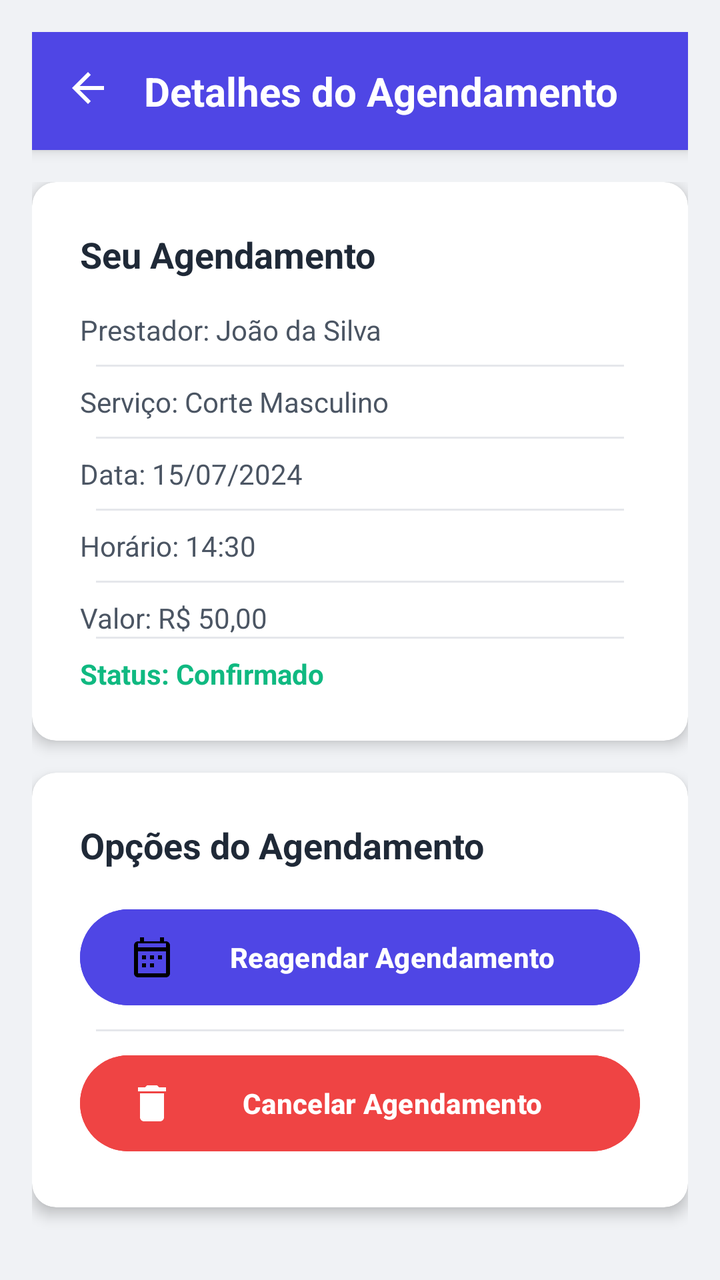
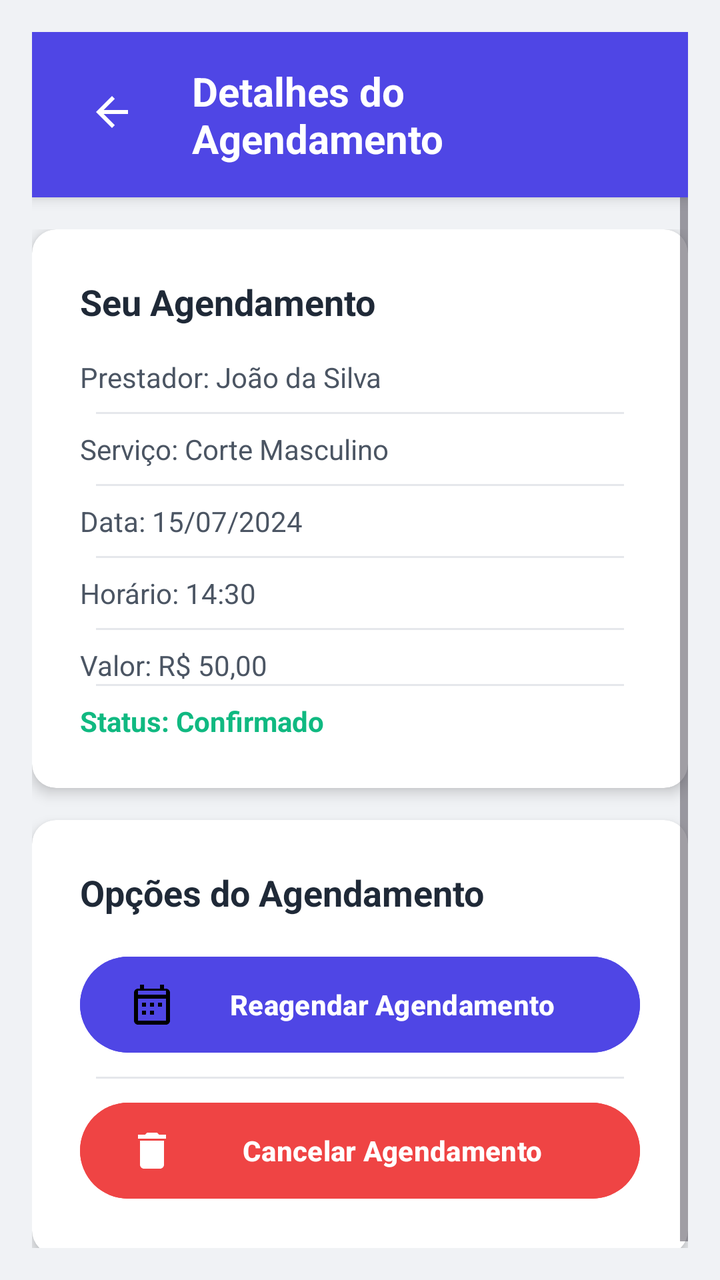

Compare the two renders of this Android layout. The source of the first and the diff that turns it into the second are given below.
<!-- AndroidManifest.xml: application theme Theme.SmartApp -->
<!-- res/layout/reagendar.xml -->
<?xml version="1.0" encoding="utf-8"?>
<RelativeLayout xmlns:android="http://schemas.android.com/apk/res/android"
    xmlns:app="http://schemas.android.com/apk/res-auto"
    android:layout_width="match_parent"
    android:layout_height="match_parent"
    android:background="#f0f2f5"
    android:padding="16dp">

    
    <RelativeLayout
        android:id="@+id/header"
        android:layout_width="match_parent"
        android:layout_height="wrap_content"
        android:background="#4F46E5"
        android:padding="16dp"
        android:elevation="4dp">

        <ImageButton
            android:id="@+id/backButton"
            android:layout_width="wrap_content"
            android:layout_height="wrap_content"
            android:background="?attr/selectableItemBackgroundBorderless"
            android:src="@drawable/ic_arrow_back"
            android:tint="#FFFFFF"
            android:contentDescription="Voltar" />

        <TextView
            android:layout_width="wrap_content"
            android:layout_height="wrap_content"
            android:text="Detalhes do Agendamento"
            android:textColor="#FFFFFF"
            android:textSize="20sp"
            android:textStyle="bold"
            android:layout_toRightOf="@id/backButton"
            android:layout_centerVertical="true"
            android:layout_marginStart="16dp" />
    </RelativeLayout>

    
    <ScrollView
        android:layout_width="match_parent"
        android:layout_height="match_parent"
        android:layout_below="@id/header"
        android:fillViewport="true">

        <LinearLayout
            android:layout_width="match_parent"
            android:layout_height="wrap_content"
            android:orientation="vertical"
            android:paddingTop="16dp">

            
            <androidx.cardview.widget.CardView
                android:layout_width="match_parent"
                android:layout_height="wrap_content"
                app:cardCornerRadius="12dp"
                app:cardElevation="4dp"
                android:layout_marginBottom="16dp">

                <LinearLayout
                    android:layout_width="match_parent"
                    android:layout_height="wrap_content"
                    android:orientation="vertical"
                    android:padding="24dp">

                    <TextView
                        android:layout_width="match_parent"
                        android:layout_height="wrap_content"
                        android:text="Seu Agendamento"
                        android:textColor="#1F2937"
                        android:textSize="18sp"
                        android:textStyle="bold"
                        android:layout_marginBottom="16dp"/>

                    <LinearLayout
                        android:layout_width="match_parent"
                        android:layout_height="wrap_content"
                        android:orientation="vertical"
                        android:divider="@drawable/divider"
                        android:showDividers="middle"
                        android:dividerPadding="8dp">

                        <TextView
                            android:layout_width="match_parent"
                            android:layout_height="wrap_content"
                            android:text="Prestador: João da Silva"
                            android:textColor="#4B5563"
                            android:layout_marginBottom="8dp"/>

                        <TextView
                            android:layout_width="match_parent"
                            android:layout_height="wrap_content"
                            android:text="Serviço: Corte Masculino"
                            android:textColor="#4B5563"
                            android:layout_marginVertical="8dp"/>

                        <TextView
                            android:layout_width="match_parent"
                            android:layout_height="wrap_content"
                            android:text="Data: 15/07/2024"
                            android:textColor="#4B5563"
                            android:layout_marginVertical="8dp"/>

                        <TextView
                            android:layout_width="match_parent"
                            android:layout_height="wrap_content"
                            android:text="Horário: 14:30"
                            android:textColor="#4B5563"
                            android:layout_marginVertical="8dp"/>

                        <TextView
                            android:layout_width="match_parent"
                            android:layout_height="wrap_content"
                            android:text="Valor: R$ 50,00"
                            android:textColor="#4B5563"
                            android:layout_marginTop="8dp"/>

                        <TextView
                            android:layout_width="match_parent"
                            android:layout_height="wrap_content"
                            android:text="Status: Confirmado"
                            android:textColor="#10B981"
                            android:textStyle="bold"
                            android:layout_marginTop="8dp"/>
                    </LinearLayout>
                </LinearLayout>
            </androidx.cardview.widget.CardView>

            
            <androidx.cardview.widget.CardView
                android:layout_width="match_parent"
                android:layout_height="wrap_content"
                app:cardCornerRadius="12dp"
                app:cardElevation="4dp">

                <LinearLayout
                    android:layout_width="match_parent"
                    android:layout_height="wrap_content"
                    android:orientation="vertical"
                    android:padding="24dp">

                    <TextView
                        android:layout_width="match_parent"
                        android:layout_height="wrap_content"
                        android:text="Opções do Agendamento"
                        android:textColor="#1F2937"
                        android:textSize="18sp"
                        android:textStyle="bold"
                        android:layout_marginBottom="16dp"/>

                    <LinearLayout
                        android:layout_width="match_parent"
                        android:layout_height="wrap_content"
                        android:orientation="vertical"
                        android:divider="@drawable/divider"
                        android:showDividers="middle"
                        android:dividerPadding="8dp">

                        <Button
                            android:id="@+id/rescheduleButton"
                            android:layout_width="match_parent"
                            android:layout_height="wrap_content"
                            android:backgroundTint="#4F46E5"
                            android:text="Reagendar Agendamento"
                            android:textColor="#FFFFFF"
                            android:textStyle="bold"
                            android:drawableLeft="@drawable/ic_calendar"
                            android:drawablePadding="8dp"
                            android:paddingVertical="12dp"
                            android:layout_marginBottom="8dp"/>

                        <Button
                            android:id="@+id/cancelButton"
                            android:layout_width="match_parent"
                            android:layout_height="wrap_content"
                            android:backgroundTint="#EF4444"
                            android:text="Cancelar Agendamento"
                            android:textColor="#FFFFFF"
                            android:textStyle="bold"
                            android:drawableLeft="@drawable/ic_trash"
                            android:drawablePadding="8dp"
                            android:paddingVertical="12dp"
                            android:layout_marginTop="8dp"/>
                    </LinearLayout>
                </LinearLayout>
            </androidx.cardview.widget.CardView>
        </LinearLayout>
    </ScrollView>

    
    <RelativeLayout
        android:id="@+id/cancelModal"
        android:layout_width="match_parent"
        android:layout_height="match_parent"
        android:background="#80000000"
        android:visibility="gone"
        android:clickable="true"
        android:focusable="true">

        <androidx.cardview.widget.CardView
            android:layout_width="300dp"
            android:layout_height="wrap_content"
            app:cardCornerRadius="16dp"
            app:cardElevation="8dp"
            android:layout_centerInParent="true">

            <LinearLayout
                android:layout_width="match_parent"
                android:layout_height="wrap_content"
                android:orientation="vertical"
                android:gravity="center_horizontal"
                android:padding="24dp">

                <ImageView
                    android:layout_width="48dp"
                    android:layout_height="48dp"
                    android:src="@drawable/ic_warning"
                    android:tint="#F59E0B"
                    android:layout_marginBottom="16dp"/>

                <TextView
                    android:layout_width="match_parent"
                    android:layout_height="wrap_content"
                    android:text="Confirmar Cancelamento?"
                    android:textColor="#1F2937"
                    android:textSize="20sp"
                    android:textStyle="bold"
                    android:gravity="center"
                    android:layout_marginBottom="8dp"/>

                <TextView
                    android:layout_width="match_parent"
                    android:layout_height="wrap_content"
                    android:text="Esta ação não poderá ser desfeita. Tem certeza que deseja cancelar este agendamento?"
                    android:textColor="#4B5563"
                    android:gravity="center"
                    android:layout_marginBottom="24dp"/>

                <LinearLayout
                    android:layout_width="match_parent"
                    android:layout_height="wrap_content"
                    android:orientation="horizontal"
                    android:weightSum="2"
                    android:gravity="center">

                    <Button
                        android:id="@+id/cancelNoButton"
                        android:layout_width="0dp"
                        android:layout_height="wrap_content"
                        android:layout_weight="1"
                        android:backgroundTint="#E5E7EB"
                        android:text="Não, Voltar"
                        android:textColor="#1F2937"
                        android:layout_marginEnd="4dp"
                        android:paddingVertical="12dp"/>

                    <Button
                        android:id="@+id/cancelYesButton"
                        android:layout_width="0dp"
                        android:layout_height="wrap_content"
                        android:layout_weight="1"
                        android:backgroundTint="#EF4444"
                        android:text="Sim, Cancelar"
                        android:textColor="#FFFFFF"
                        android:layout_marginStart="4dp"
                        android:paddingVertical="12dp"/>
                </LinearLayout>
            </LinearLayout>
        </androidx.cardview.widget.CardView>
    </RelativeLayout>

    
    <RelativeLayout
        android:id="@+id/messageModal"
        android:layout_width="match_parent"
        android:layout_height="match_parent"
        android:background="#80000000"
        android:visibility="gone"
        android:clickable="true"
        android:focusable="true">

        <androidx.cardview.widget.CardView
            android:layout_width="300dp"
            android:layout_height="wrap_content"
            app:cardCornerRadius="16dp"
            app:cardElevation="8dp"
            android:layout_centerInParent="true">

            <LinearLayout
                android:layout_width="match_parent"
                android:layout_height="wrap_content"
                android:orientation="vertical"
                android:gravity="center_horizontal"
                android:padding="24dp">

                <ImageView
                    android:id="@+id/messageIcon"
                    android:layout_width="48dp"
                    android:layout_height="48dp"
                    android:layout_marginBottom="16dp"/>

                <TextView
                    android:id="@+id/messageTitle"
                    android:layout_width="match_parent"
                    android:layout_height="wrap_content"
                    android:textColor="#1F2937"
                    android:textSize="20sp"
                    android:textStyle="bold"
                    android:gravity="center"
                    android:layout_marginBottom="8dp"/>

                <TextView
                    android:id="@+id/messageText"
                    android:layout_width="match_parent"
                    android:layout_height="wrap_content"
                    android:textColor="#4B5563"
                    android:gravity="center"
                    android:layout_marginBottom="24dp"/>

                <Button
                    android:id="@+id/okButton"
                    android:layout_width="match_parent"
                    android:layout_height="wrap_content"
                    android:text="OK"
                    android:backgroundTint="#4F46E5"
                    android:textColor="#FFFFFF"
                    android:paddingVertical="12dp"/>
            </LinearLayout>
        </androidx.cardview.widget.CardView>
    </RelativeLayout>
</RelativeLayout>
<!-- resources referenced by this layout -->
<resources>
  <!-- drawable divider (drawable) -->
  <shape xmlns:android="http://schemas.android.com/apk/res/android">
      <size android:height="1dp" />
      <solid android:color="@color/gray_200" />
      <solid android:color="#E5E7EB" />
      <size android:height="1dp" />
      <solid android:color="#E5E7EB" />
      <size android:height="1dp" />
      <solid android:color="#E5E7EB" />
  
  </shape>
  <!-- drawable ic_arrow_back (drawable) -->
  <vector xmlns:android="http://schemas.android.com/apk/res/android"
      android:width="24dp"
      android:height="24dp"
      android:viewportWidth="24"
      android:viewportHeight="24">
      <path android:fillColor="#FFFFFF" android:pathData="M20,11H7.83l5.59,-5.59L12,4l-8,8 8,8 1.41,-1.41L7.83,13H20v-2z"/>
  </vector>
  <!-- drawable ic_calendar (drawable) -->
  <vector xmlns:android="http://schemas.android.com/apk/res/android"
      android:width="24dp"
      android:height="24dp"
      android:viewportWidth="24"
      android:viewportHeight="24">
      <path
          android:fillColor="#FF000000"
          android:pathData="M19,4h-1V2h-2v2H8V2H6v2H5c-1.11,0 -1.99,0.9 -1.99,2L3,20c0,1.1 0.89,2 2,2h14c1.1,0 2,-0.9 2,-2V6c0,-1.1 -0.9,-2 -2,-2zM19,20H5V9h14V20zM19,7H5V5h14V7zM9,13H7v-2h2V13zM13,13h-2v-2h2V13zM17,13h-2v-2h2V13zM9,17H7v-2h2V17zM13,17h-2v-2h2V17z"/>
  </vector>
  <!-- drawable ic_trash (drawable) -->
  <vector xmlns:android="http://schemas.android.com/apk/res/android"
      android:width="24dp"
      android:height="24dp"
      android:viewportWidth="24"
      android:viewportHeight="24">
      <path
          android:fillColor="#FFFFFF"
          android:pathData="M6,19c0,1.1 0.9,2 2,2h8c1.1,0 2,-0.9 2,-2V7H6V19zM19,4h-3.5l-1,-1h-5l-1,1H5v2h14V4z"/>
  </vector>
  <!-- drawable ic_warning (drawable) -->
  <vector xmlns:android="http://schemas.android.com/apk/res/android"
      android:width="24dp"
      android:height="24dp"
      android:viewportWidth="24"
      android:viewportHeight="24">
      <path
          android:fillColor="#F59E0B"
          android:pathData="M1,21h22L12,2 1,21zM13,18h-2v-2h2V18zM13,16h-2v-4h2V16z"/>
  </vector>
  <style name="Theme.SmartApp" parent="Base.Theme.SmartApp" />
  <color name="gray_200">#E5E7EB</color>
  <style name="Base.Theme.SmartApp" parent="Theme.Material3.DayNight.NoActionBar" />
</resources>

<!-- the commit's change to res/layout/reagendar.xml (unified diff, before → after) -->
@@ -17,11 +17,10 @@
 
         <ImageButton
             android:id="@+id/backButton"
-            android:layout_width="wrap_content"
-            android:layout_height="wrap_content"
+            android:layout_width="48dp"
+            android:layout_height="48dp"
             android:background="?attr/selectableItemBackgroundBorderless"
             android:src="@drawable/ic_arrow_back"
-            android:tint="#FFFFFF"
             android:contentDescription="Voltar" />
 
         <TextView
@@ -215,7 +214,6 @@
                     android:layout_width="48dp"
                     android:layout_height="48dp"
                     android:src="@drawable/ic_warning"
-                    android:tint="#F59E0B"
                     android:layout_marginBottom="16dp"/>
 
                 <TextView
